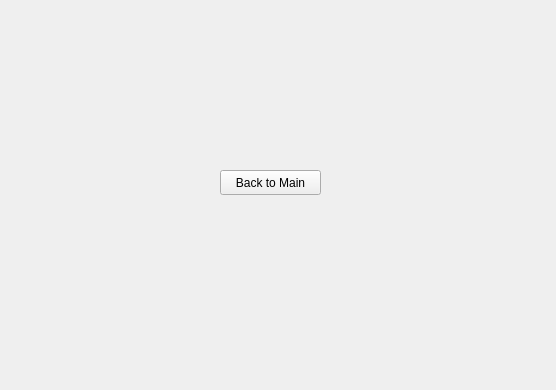
This is QT_Framework/progwindow.ui in BYUCreateResearchLab/CREATE_LAB_Binder_Jet_Printer as Qt 5 draws it before an edit. The edited form follows.
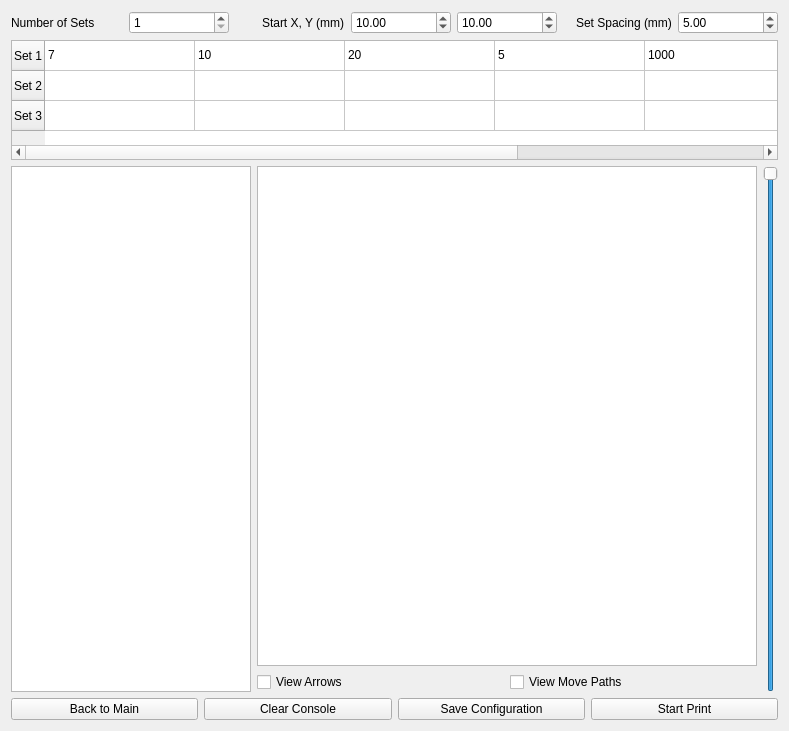
This is the edited form. Custom widgets are drawn as their Qt base class.

Commit message:
Line Printing UI
Added UI for line printing along with supporting classes for UI data handling and future printing functions.

Patch:
```diff
--- a/QT_Framework/progwindow.ui
+++ b/QT_Framework/progwindow.ui
@@ -6,27 +6,350 @@
    <rect>
     <x>0</x>
     <y>0</y>
-    <width>556</width>
-    <height>390</height>
+    <width>789</width>
+    <height>731</height>
    </rect>
   </property>
   <property name="windowTitle">
    <string>Form</string>
   </property>
-  <widget class="QPushButton" name="back2Home">
-   <property name="geometry">
-    <rect>
-     <x>220</x>
-     <y>170</y>
-     <width>101</width>
-     <height>25</height>
-    </rect>
-   </property>
-   <property name="text">
-    <string>Back to Main</string>
-   </property>
-  </widget>
+  <layout class="QVBoxLayout" name="verticalLayout_3">
+   <item>
+    <layout class="QHBoxLayout" name="horizontalLayout_7">
+     <item>
+      <widget class="QLabel" name="label_numSets">
+       <property name="sizePolicy">
+        <sizepolicy hsizetype="Fixed" vsizetype="Preferred">
+         <horstretch>0</horstretch>
+         <verstretch>0</verstretch>
+        </sizepolicy>
+       </property>
+       <property name="minimumSize">
+        <size>
+         <width>112</width>
+         <height>0</height>
+        </size>
+       </property>
+       <property name="maximumSize">
+        <size>
+         <width>112</width>
+         <height>16777215</height>
+        </size>
+       </property>
+       <property name="text">
+        <string>Number of Sets</string>
+       </property>
+      </widget>
+     </item>
+     <item>
+      <widget class="QSpinBox" name="numSets">
+       <property name="maximumSize">
+        <size>
+         <width>100</width>
+         <height>16777215</height>
+        </size>
+       </property>
+       <property name="minimum">
+        <number>1</number>
+       </property>
+       <property name="maximum">
+        <number>10</number>
+       </property>
+       <property name="value">
+        <number>1</number>
+       </property>
+      </widget>
+     </item>
+     <item alignment="Qt::AlignRight">
+      <widget class="QLabel" name="label_StartXY">
+       <property name="text">
+        <string>Start X, Y (mm)</string>
+       </property>
+      </widget>
+     </item>
+     <item>
+      <widget class="QDoubleSpinBox" name="startX">
+       <property name="maximumSize">
+        <size>
+         <width>100</width>
+         <height>16777215</height>
+        </size>
+       </property>
+       <property name="value">
+        <double>10.000000000000000</double>
+       </property>
+      </widget>
+     </item>
+     <item>
+      <widget class="QDoubleSpinBox" name="startY">
+       <property name="maximumSize">
+        <size>
+         <width>100</width>
+         <height>16777215</height>
+        </size>
+       </property>
+       <property name="value">
+        <double>10.000000000000000</double>
+       </property>
+      </widget>
+     </item>
+     <item alignment="Qt::AlignRight">
+      <widget class="QLabel" name="label_setSpacing">
+       <property name="text">
+        <string>Set Spacing (mm)</string>
+       </property>
+      </widget>
+     </item>
+     <item>
+      <widget class="QDoubleSpinBox" name="setSpacing">
+       <property name="maximumSize">
+        <size>
+         <width>100</width>
+         <height>16777215</height>
+        </size>
+       </property>
+       <property name="decimals">
+        <number>2</number>
+       </property>
+       <property name="minimum">
+        <double>0.010000000000000</double>
+       </property>
+       <property name="value">
+        <double>5.000000000000000</double>
+       </property>
+      </widget>
+     </item>
+    </layout>
+   </item>
+   <item>
+    <widget class="QTableWidget" name="tableWidget">
+     <attribute name="horizontalHeaderVisible">
+      <bool>false</bool>
+     </attribute>
+     <attribute name="horizontalHeaderCascadingSectionResizes">
+      <bool>false</bool>
+     </attribute>
+     <attribute name="horizontalHeaderDefaultSectionSize">
+      <number>150</number>
+     </attribute>
+     <attribute name="verticalHeaderCascadingSectionResizes">
+      <bool>false</bool>
+     </attribute>
+     <row>
+      <property name="text">
+       <string>Set 1</string>
+      </property>
+     </row>
+     <row>
+      <property name="text">
+       <string>Set 2</string>
+      </property>
+     </row>
+     <row>
+      <property name="text">
+       <string>Set 3</string>
+      </property>
+     </row>
+     <column>
+      <property name="text">
+       <string>Number of Lines</string>
+      </property>
+     </column>
+     <column>
+      <property name="text">
+       <string>Line Spacing (mm)</string>
+      </property>
+     </column>
+     <column>
+      <property name="text">
+       <string>Line Length (mm)</string>
+      </property>
+     </column>
+     <column>
+      <property name="text">
+       <string>Droplet Spacing (um)</string>
+      </property>
+     </column>
+     <column>
+      <property name="text">
+       <string>Jetting Frequency (Hz)</string>
+      </property>
+     </column>
+     <column>
+      <property name="text">
+       <string>Printing Velocity (mm/s)</string>
+      </property>
+     </column>
+     <item row="0" column="0">
+      <property name="text">
+       <string>7</string>
+      </property>
+     </item>
+     <item row="0" column="1">
+      <property name="text">
+       <string>10</string>
+      </property>
+     </item>
+     <item row="0" column="2">
+      <property name="text">
+       <string>20</string>
+      </property>
+     </item>
+     <item row="0" column="3">
+      <property name="text">
+       <string>5</string>
+      </property>
+     </item>
+     <item row="0" column="4">
+      <property name="text">
+       <string>1000</string>
+      </property>
+     </item>
+     <item row="0" column="5">
+      <property name="text">
+       <string>5</string>
+      </property>
+     </item>
+     <item row="1" column="0">
+      <property name="text">
+       <string/>
+      </property>
+     </item>
+    </widget>
+   </item>
+   <item>
+    <layout class="QHBoxLayout" name="horizontalLayout_5">
+     <item>
+      <widget class="QTextEdit" name="consoleOutput">
+       <property name="sizePolicy">
+        <sizepolicy hsizetype="Expanding" vsizetype="Minimum">
+         <horstretch>0</horstretch>
+         <verstretch>0</verstretch>
+        </sizepolicy>
+       </property>
+       <property name="sizeAdjustPolicy">
+        <enum>QAbstractScrollArea::AdjustIgnored</enum>
+       </property>
+       <property name="readOnly">
+        <bool>true</bool>
+       </property>
+      </widget>
+     </item>
+     <item>
+      <layout class="QVBoxLayout" name="verticalLayout_2">
+       <item>
+        <widget class="SvgView" name="SVGViewer">
+         <property name="sizePolicy">
+          <sizepolicy hsizetype="Fixed" vsizetype="Fixed">
+           <horstretch>0</horstretch>
+           <verstretch>0</verstretch>
+          </sizepolicy>
+         </property>
+         <property name="minimumSize">
+          <size>
+           <width>500</width>
+           <height>500</height>
+          </size>
+         </property>
+         <property name="maximumSize">
+          <size>
+           <width>500</width>
+           <height>500</height>
+          </size>
+         </property>
+         <property name="mouseTracking">
+          <bool>false</bool>
+         </property>
+         <property name="interactive">
+          <bool>false</bool>
+         </property>
+         <property name="transformationAnchor">
+          <enum>QGraphicsView::AnchorViewCenter</enum>
+         </property>
+         <property name="resizeAnchor">
+          <enum>QGraphicsView::AnchorViewCenter</enum>
+         </property>
+        </widget>
+       </item>
+       <item>
+        <layout class="QHBoxLayout" name="horizontalLayout_6">
+         <item>
+          <widget class="QCheckBox" name="viewArrows">
+           <property name="text">
+            <string>View Arrows</string>
+           </property>
+          </widget>
+         </item>
+         <item>
+          <widget class="QCheckBox" name="viewMovePaths">
+           <property name="text">
+            <string>View Move Paths</string>
+           </property>
+          </widget>
+         </item>
+        </layout>
+       </item>
+      </layout>
+     </item>
+     <item>
+      <widget class="QSlider" name="printPercentSlider">
+       <property name="maximum">
+        <number>1000</number>
+       </property>
+       <property name="value">
+        <number>1000</number>
+       </property>
+       <property name="sliderPosition">
+        <number>1000</number>
+       </property>
+       <property name="orientation">
+        <enum>Qt::Vertical</enum>
+       </property>
+      </widget>
+     </item>
+    </layout>
+   </item>
+   <item>
+    <layout class="QHBoxLayout" name="horizontalLayout_8">
+     <item>
+      <widget class="QPushButton" name="back2Home">
+       <property name="text">
+        <string>Back to Main</string>
+       </property>
+      </widget>
+     </item>
+     <item>
+      <widget class="QPushButton" name="clearConsole">
+       <property name="text">
+        <string>Clear Console</string>
+       </property>
+      </widget>
+     </item>
+     <item>
+      <widget class="QPushButton" name="saveConfig">
+       <property name="text">
+        <string>Save Configuration</string>
+       </property>
+      </widget>
+     </item>
+     <item>
+      <widget class="QPushButton" name="startPrint">
+       <property name="text">
+        <string>Start Print</string>
+       </property>
+      </widget>
+     </item>
+    </layout>
+   </item>
+  </layout>
  </widget>
+ <customwidgets>
+  <customwidget>
+   <class>SvgView</class>
+   <extends>QGraphicsView</extends>
+   <header>svgview.h</header>
+  </customwidget>
+ </customwidgets>
  <resources/>
  <connections/>
 </ui>
```
The commit also changes 32 other files.
